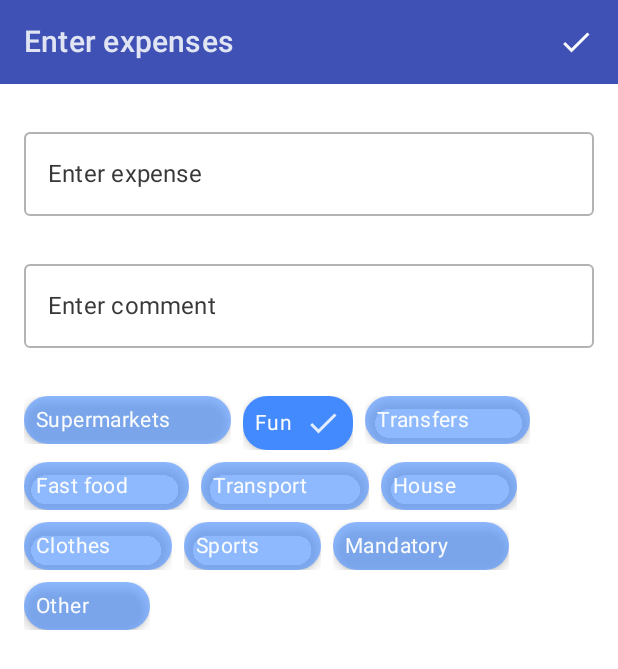
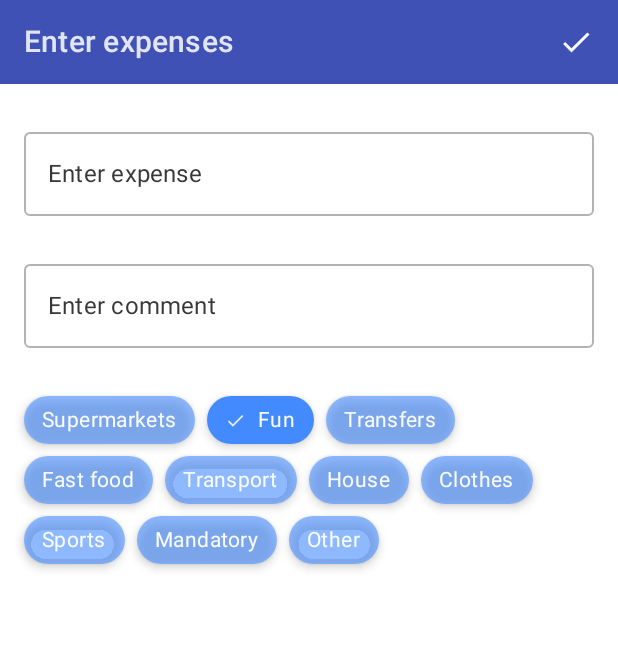
Before and after one commit to artyomefimov/ExpensesControl, an Android app built with Jetpack Compose: the composable EnterExpenseScreen shown on its own in the app's theme, after a tap on "Fun", on a phone screen of 412 x 824 dp. Shown: the top 669 px of the screen. Run offline under Robolectric (Android 15) with nearby library versions, the phone set to English and light mode, and no system bars; our stand-ins replace Dagger/Hilt's generated code, accompanist; 1 statement that could not run was skipped.

Commit message:
Исправлен вылет при расчете оставшейся суммы в последний день месяца, исправлен чип (#35)

```diff
--- a/app/src/main/java/com/artyomefimov/expensescontrol/domain/interactor/date/DateInteractor.kt
+++ b/app/src/main/java/com/artyomefimov/expensescontrol/domain/interactor/date/DateInteractor.kt
@@ -15,6 +15,9 @@ interface DateInteractor {
         instantTo: Instant,
     ): ClosedRange<Instant>
 
+    /**
+     * Возвращает количество дней, оставшихся в данном месяце, включая текущий
+     */
     fun availableDaysInThisMonth(): Int
 
     /**
--- a/app/src/main/java/com/artyomefimov/expensescontrol/domain/interactor/date/DateInteractorImpl.kt
+++ b/app/src/main/java/com/artyomefimov/expensescontrol/domain/interactor/date/DateInteractorImpl.kt
@@ -38,7 +38,7 @@ class DateInteractorImpl @Inject constructor(
 
     override fun availableDaysInThisMonth(): Int {
         val today = today()
-        return getCurrentMonthLength(today) - today.dayOfMonth
+        return getCurrentMonthLength(today) - today.dayOfMonth + 1
     }
 
     override fun getCurrentMonthNameAndLastDay(): String {
--- a/app/src/main/java/com/artyomefimov/expensescontrol/presentation/view/compose/common/components/chip/Chip.kt
+++ b/app/src/main/java/com/artyomefimov/expensescontrol/presentation/view/compose/common/components/chip/Chip.kt
@@ -36,7 +36,7 @@ fun <T : ChipData> Chip(
     onClick: (T) -> Unit,
 ) {
     Surface(
-        modifier = modifier.animateContentSize(),
+        modifier = modifier,
         elevation = 4.dp,
         shape = RoundedCornerShape(16.dp),
         color = when {
@@ -55,26 +55,25 @@ fun <T : ChipData> Chip(
                     }
                 )
                 .padding(
-                    horizontal = 8.dp,
+                    horizontal = 12.dp,
                     vertical = 6.dp,
                 ),
         ) {
+            if (isSelected) {
+                Icon(
+                    modifier = Modifier.size(14.dp),
+                    imageVector = Icons.Filled.Check,
+                    contentDescription = null,
+                )
+                Spacer(
+                    modifier = Modifier.width(8.dp)
+                )
+            }
             Text(
                 text = data.title,
                 style = MaterialTheme.typography.body2,
                 color = MaterialTheme.colors.onSecondary,
             )
-            Spacer(
-                modifier = Modifier.width(
-                    if (isSelected) 8.dp else 32.dp
-                )
-            )
-            if (isSelected) {
-                Icon(
-                    imageVector = Icons.Filled.Check,
-                    contentDescription = null,
-                )
-            }
         }
     }
 }
```
Also changed, not shown: 1 other file.
